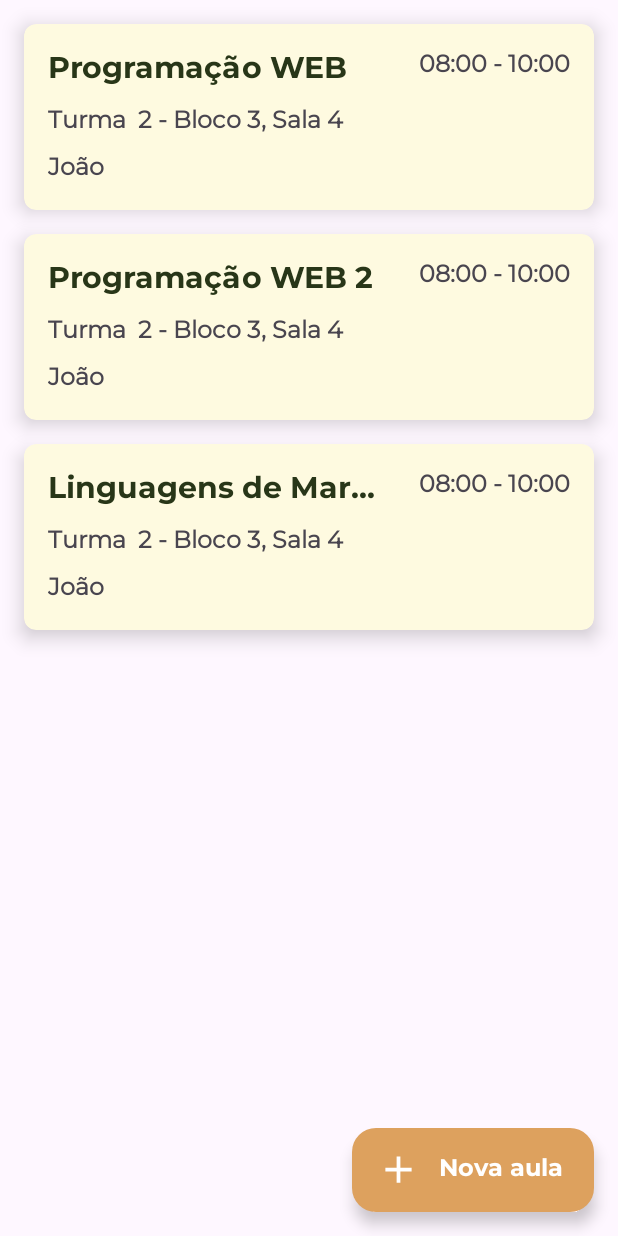
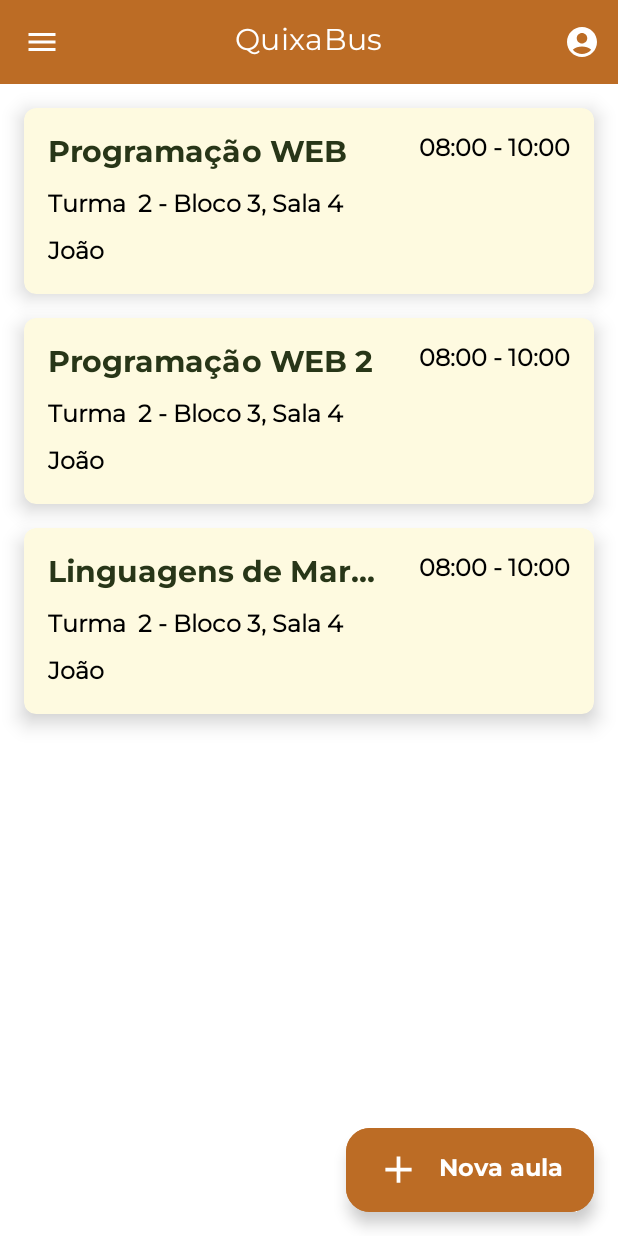
Before and after one commit to pedrorivald/quixabus, an Android app: the screen it shows after launch (AgendaActivity), on a phone screen of 412 x 824 dp. Run offline under Robolectric (Android 15) with nearby library versions, the phone set to English and light mode, and no system bars.

Commit message:
temas e toolbar

```diff
--- a/app/build.gradle.kts
+++ b/app/build.gradle.kts
@@ -41,6 +41,8 @@ android {
 
 dependencies {
 
+    val fragment_version = "1.6.1"
+
     implementation("androidx.core:core-ktx:1.9.0")
     implementation("androidx.appcompat:appcompat:1.6.1")
     implementation("com.google.android.material:material:1.8.0")
@@ -50,4 +52,5 @@ dependencies {
     testImplementation("junit:junit:4.13.2")
     androidTestImplementation("androidx.test.ext:junit:1.1.5")
     androidTestImplementation("androidx.test.espresso:espresso-core:3.5.1")
+    implementation("androidx.fragment:fragment-ktx:$fragment_version")
 }
--- /dev/null
+++ b/app/src/main/res/drawable/action_account.xml
@@ -0,0 +1,5 @@
+<vector android:height="24dp" android:tint="@color/white"
+    android:viewportHeight="24" android:viewportWidth="24"
+    android:width="24dp" xmlns:android="http://schemas.android.com/apk/res/android">
+    <path android:fillColor="@android:color/white" android:pathData="M12,2C6.48,2 2,6.48 2,12s4.48,10 10,10s10,-4.48 10,-10S17.52,2 12,2zM12,6c1.93,0 3.5,1.57 3.5,3.5S13.93,13 12,13s-3.5,-1.57 -3.5,-3.5S10.07,6 12,6zM12,20c-2.03,0 -4.43,-0.82 -6.14,-2.88C7.55,15.8 9.68,15 12,15s4.45,0.8 6.14,2.12C16.43,19.18 14.03,20 12,20z"/>
+</vector>
--- /dev/null
+++ b/app/src/main/res/drawable/action_menu.xml
@@ -0,0 +1,5 @@
+<vector android:height="24dp" android:tint="?attr/colorControlNormal"
+    android:viewportHeight="24" android:viewportWidth="24"
+    android:width="24dp" xmlns:android="http://schemas.android.com/apk/res/android">
+    <path android:fillColor="@android:color/white" android:pathData="M3,18h18v-2L3,16v2zM3,13h18v-2L3,11v2zM3,6v2h18L21,6L3,6z"/>
+</vector>
--- a/app/src/main/res/layout/activity_agenda.xml
+++ b/app/src/main/res/layout/activity_agenda.xml
@@ -1,11 +1,24 @@
 <?xml version="1.0" encoding="utf-8"?>
-<androidx.constraintlayout.widget.ConstraintLayout xmlns:android="http://schemas.android.com/apk/res/android"
+<ScrollView xmlns:android="http://schemas.android.com/apk/res/android"
     xmlns:app="http://schemas.android.com/apk/res-auto"
     xmlns:tools="http://schemas.android.com/tools"
     android:layout_width="match_parent"
     android:layout_height="match_parent"
+    android:orientation="vertical"
+    android:fillViewport="true"
+    style="@style/ScrollViewBackground">
+
+    <androidx.constraintlayout.widget.ConstraintLayout
+        android:layout_width="match_parent"
+        android:layout_height="wrap_content"
         tools:context=".ui.activity.AgendaActivity">
 
+        <include
+            layout="@layout/fragment_top_bar"
+            android:id="@+id/activity_agenda_fragment_top_bar"
+            app:layout_constraintTop_toTopOf="parent"
+            app:layout_constraintStart_toStartOf="parent"
+            app:layout_constraintEnd_toEndOf="parent"/>
 
         <androidx.recyclerview.widget.RecyclerView
             android:id="@+id/activity_agenda_rv"
@@ -14,7 +27,7 @@
             app:layout_constraintBottom_toBottomOf="parent"
             app:layout_constraintEnd_toEndOf="parent"
             app:layout_constraintStart_toStartOf="parent"
-        app:layout_constraintTop_toTopOf="parent"
+            app:layout_constraintTop_toBottomOf="@id/activity_agenda_fragment_top_bar"
             tools:listitem="@layout/activity_aula"
             app:layoutManager="androidx.recyclerview.widget.LinearLayoutManager"/>
 
@@ -23,19 +36,16 @@
             android:layout_width="wrap_content"
             android:layout_height="wrap_content"
             android:layout_margin="16dp"
+            style="@style/FloattingActionButtonColor"
             android:clickable="true"
             android:focusable="true"
             android:fontFamily="@font/montserrat_bold"
             android:text="Nova aula"
             android:textSize="16sp"
-        android:textColor="@color/white"
-        app:backgroundTint="@color/colorSecondaryVariant"
             app:icon="@drawable/action_add"
             app:iconSize="30dp"
-        app:iconTint="@color/white"
             app:layout_constraintBottom_toBottomOf="parent"
-        app:layout_constraintEnd_toEndOf="parent"
-        app:rippleColor="@color/colorSecondary" />
-
+            app:layout_constraintEnd_toEndOf="parent" />
 
     </androidx.constraintlayout.widget.ConstraintLayout>
+</ScrollView>
--- a/app/src/main/res/layout/activity_aula.xml
+++ b/app/src/main/res/layout/activity_aula.xml
@@ -2,13 +2,12 @@
 <com.google.android.material.card.MaterialCardView xmlns:android="http://schemas.android.com/apk/res/android"
     xmlns:app="http://schemas.android.com/apk/res-auto"
     xmlns:tools="http://schemas.android.com/tools"
-    style="@style/Widget.Material3.CardView.Elevated"
+    style="@style/CardBackgroundColor"
     android:layout_width="match_parent"
     android:layout_height="wrap_content"
     android:layout_marginLeft="16dp"
     android:layout_marginRight="16dp"
     android:layout_marginTop="16dp"
-    app:cardBackgroundColor="#FEFAE0"
     app:cardCornerRadius="8dp"
     app:cardElevation="8dp">
 
@@ -25,7 +24,7 @@
             android:ellipsize="end"
             android:fontFamily="@font/montserrat_bold"
             android:maxLines="1"
-            android:textColor="@color/colorPrimary"
+            style="@style/H1TextViewColor"
             android:textSize="20sp"
             android:textStyle="bold"
             app:layout_constraintStart_toStartOf="parent"
@@ -43,6 +42,7 @@
             android:maxLines="1"
             android:textSize="16sp"
             android:textStyle="bold"
+            style="@style/NormalTextViewColor"
             app:layout_constraintEnd_toEndOf="parent"
             app:layout_constraintTop_toTopOf="parent"
 
@@ -61,6 +61,7 @@
             android:maxLines="1"
             android:textSize="16sp"
             android:textStyle="bold"
+            style="@style/NormalTextViewColor"
             app:layout_constraintEnd_toEndOf="parent"
             app:layout_constraintStart_toStartOf="parent"
             app:layout_constraintTop_toBottomOf="@id/aula_nome"
@@ -79,6 +80,7 @@
             android:maxLines="1"
             android:textSize="16sp"
             android:textStyle="bold"
+            style="@style/NormalTextViewColor"
             app:layout_constraintEnd_toEndOf="parent"
             app:layout_constraintStart_toStartOf="parent"
             app:layout_constraintTop_toBottomOf="@id/aula_turma_local"
--- a/app/src/main/res/layout/activity_main.xml
+++ b/app/src/main/res/layout/activity_main.xml
@@ -5,6 +5,8 @@
     android:layout_width="match_parent"
     android:layout_height="match_parent"
     tools:context=".ui.activity.MainActivity">
+
+    <include layout="@layout/fragment_top_bar" android:id="@+id/activity_main_fragment_top_bar"/>
 
     <TextView
         android:layout_width="wrap_content"
--- /dev/null
+++ b/app/src/main/res/layout/fragment_top_bar.xml
@@ -0,0 +1,27 @@
+<?xml version="1.0" encoding="utf-8"?>
+<FrameLayout xmlns:android="http://schemas.android.com/apk/res/android"
+    xmlns:tools="http://schemas.android.com/tools"
+    xmlns:app="http://schemas.android.com/apk/res-auto"
+    android:layout_width="match_parent"
+    android:layout_height="wrap_content"
+    tools:context=".ui.fragment.TopBarFragment">
+
+    <com.google.android.material.appbar.AppBarLayout
+        android:layout_width="match_parent"
+        android:layout_height="wrap_content">
+
+        <com.google.android.material.appbar.MaterialToolbar
+            android:id="@+id/topAppBar"
+            style="@style/ToolbarColor"
+            android:layout_width="match_parent"
+            android:layout_height="wrap_content"
+            app:menu="@menu/top_app_bar"
+            app:navigationIcon="@drawable/action_menu"
+            app:navigationContentDescription="Menu"
+            app:title="QuixaBus"
+            app:titleCentered="true"
+            />
+
+    </com.google.android.material.appbar.AppBarLayout>
+
+</FrameLayout>
--- /dev/null
+++ b/app/src/main/res/menu/menus.xml
@@ -0,0 +1,10 @@
+<menu xmlns:android="http://schemas.android.com/apk/res/android">
+    <item android:id="@+id/menus_action_agenda"
+        android:title="Agenda" />
+
+    <item android:id="@+id/menus_action_itinerario"
+        android:title="Itinerário" />
+
+    <item android:id="@+id/menus_action_links"
+        android:title="Links úteis" />
+</menu>
--- /dev/null
+++ b/app/src/main/res/menu/top_app_bar.xml
@@ -0,0 +1,12 @@
+<menu xmlns:android="http://schemas.android.com/apk/res/android"
+    xmlns:app="http://schemas.android.com/apk/res-auto">
+
+    <item
+        android:id="@+id/top_app_bar_action_perfil"
+        android:icon="@drawable/action_account"
+        android:title="Perfil"
+        android:contentDescription="Perfil"
+        android:iconTint="@color/white"
+        app:showAsAction="ifRoom" />
+
+</menu>
--- a/app/src/main/res/values-night/themes.xml
+++ b/app/src/main/res/values-night/themes.xml
@@ -1,7 +1,58 @@
 <resources xmlns:tools="http://schemas.android.com/tools">
-    <!-- Base application theme. -->
+
     <style name="Base.Theme.Quixabus" parent="Theme.Material3.DayNight.NoActionBar">
-        <!-- Customize your dark theme here. -->
-        <!-- <item name="colorPrimary">@color/my_dark_primary</item> -->
+
+        <item name="android:statusBarColor">@color/colorPrimaryVariantDark</item>
+
+        <item name="colorPrimary">@color/colorPrimaryDark</item>
+        <item name="colorPrimaryVariant">@color/colorPrimaryVariantDark</item>
+        <item name="colorOnPrimary">@color/colorOnPrimaryDark</item>
+
+        <item name="colorSecondary">@color/colorSecondaryDark</item>
+        <item name="colorSecondaryVariant">@color/colorSecondaryVariantDark</item>
+        <item name="colorOnSecondary">@color/colorOnSecondaryDark</item>
+
+        <item name="android:fontFamily">@font/montserrat</item>
+    </style>
+
+    <style name="Theme.Quixabus" parent="Base.Theme.Quixabus" />
+
+    <style name="H1TextViewColor" parent="@android:style/TextAppearance">
+        <item name="android:textColor">@color/colorPrimaryDark</item>
+    </style>
+
+    <style name="NormalTextViewColor" parent="@android:style/TextAppearance">
+        <item name="android:textColor">@color/white</item>
+    </style>
+
+    <style name="TextFieldColor" parent="Widget.Material3.TextInputLayout.OutlinedBox">
+        <item name="boxStrokeColor">@color/colorPrimaryVariantDark</item>
+    </style>
+
+    <style name="FloattingActionButtonColor" parent="Widget.Material3.ExtendedFloatingActionButton.Primary">
+        <item name="android:textColor">@color/white</item>
+        <item name="android:backgroundTint">@color/colorSecondaryVariantDark</item>
+        <item name="rippleColor">@color/colorSecondaryDark</item>
+        <item name="iconTint">@color/white</item>
+    </style>
+
+    <style name="ButtonColor" parent="Widget.Material3.Button">
+        <item name="android:textColor">@color/white</item>
+        <item name="android:backgroundTint">@color/colorSecondaryVariantDark</item>
+        <item name="rippleColor">@color/colorSecondaryDark</item>
+    </style>
+
+    <style name="CardBackgroundColor" parent="Widget.Material3.CardView.Elevated">
+        <item name="cardBackgroundColor">@color/colorOnPrimaryDark</item>
+    </style>
+
+    <style name="ScrollViewBackground">
+        <item name="android:background">@color/backgroundDark</item>
+    </style>
+
+    <style name="ToolbarColor" parent="Widget.MaterialComponents.Toolbar.Primary">
+        <item name="android:backgroundTint">@color/colorPrimaryVariantDark</item>
+        <item name="titleTextColor">@color/white</item>
+        <item name="navigationIconTint">@color/white</item>
     </style>
 </resources>
--- a/app/src/main/res/values/colors.xml
+++ b/app/src/main/res/values/colors.xml
@@ -3,11 +3,24 @@
     <color name="black">#FF000000</color>
     <color name="white">#FFFFFFFF</color>
 
+    <color name="background">#FFFFFF</color>
+
     <color name="colorPrimary">#283618</color>
     <color name="colorOnPrimary">#FEFAE0</color>
     <color name="colorPrimaryVariant">#606C38</color>
 
-    <color name="colorSecondary">#BC6C25</color>
+    <color name="colorSecondary">#DDA15E</color>
     <color name="colorOnSecondary">#FEFAE0</color>
-    <color name="colorSecondaryVariant">#DDA15E</color>
+    <color name="colorSecondaryVariant">#BC6C25</color>
+
+    <color name="backgroundDark">#2C3639</color>
+
+    <color name="colorPrimaryDark">#DDA15E</color>
+    <color name="colorOnPrimaryDark">#3F4E4F</color>
+    <color name="colorPrimaryVariantDark">#3F4E4F</color>
+
+    <color name="colorSecondaryDark">#DDA15E</color>
+    <color name="colorOnSecondaryDark">#FEFAE0</color>
+    <color name="colorSecondaryVariantDark">#BC6C25</color>
+
 </resources>
--- a/app/src/main/res/values/strings.xml
+++ b/app/src/main/res/values/strings.xml
@@ -1,3 +1,5 @@
 <resources>
     <string name="app_name">Quixabus</string>
+    <!-- TODO: Remove or change this placeholder text -->
+    <string name="hello_blank_fragment">Hello blank fragment</string>
 </resources>
--- a/app/src/main/res/values/themes.xml
+++ b/app/src/main/res/values/themes.xml
@@ -1,18 +1,59 @@
 <resources xmlns:tools="http://schemas.android.com/tools">
-    <!-- Base application theme. -->
+
     <style name="Base.Theme.Quixabus" parent="Theme.Material3.DayNight.NoActionBar">
+
+        <item name="android:statusBarColor">@color/colorSecondaryVariant</item>
+
         <item name="colorPrimary">@color/colorPrimary</item>
         <item name="colorPrimaryVariant">@color/colorPrimaryVariant</item>
-        <item name="colorOnPrimary">@color/white</item>
+        <item name="colorOnPrimary">@color/colorOnPrimary</item>
 
         <item name="colorSecondary">@color/colorSecondary</item>
         <item name="colorSecondaryVariant">@color/colorSecondaryVariant</item>
         <item name="colorOnSecondary">@color/colorOnSecondary</item>
 
-        <item name="android:statusBarColor">?attr/colorPrimaryVariant</item>
-
         <item name="android:fontFamily">@font/montserrat</item>
     </style>
 
     <style name="Theme.Quixabus" parent="Base.Theme.Quixabus" />
+
+    <style name="H1TextViewColor" parent="@android:style/TextAppearance">
+        <item name="android:textColor">@color/colorPrimary</item>
+    </style>
+
+    <style name="NormalTextViewColor" parent="@android:style/TextAppearance">
+        <item name="android:textColor">@color/black</item>
+    </style>
+
+    <style name="TextFieldColor" parent="Widget.Material3.TextInputLayout.OutlinedBox">
+        <item name="boxStrokeColor">@color/colorPrimaryVariant</item>
+    </style>
+
+    <style name="FloattingActionButtonColor" parent="Widget.Material3.ExtendedFloatingActionButton.Primary">
+        <item name="android:textColor">@color/white</item>
+        <item name="android:backgroundTint">@color/colorSecondaryVariant</item>
+        <item name="rippleColor">@color/colorSecondary</item>
+        <item name="iconTint">@color/white</item>
+    </style>
+
+    <style name="ButtonColor" parent="Widget.Material3.Button">
+        <item name="android:textColor">@color/white</item>
+        <item name="android:backgroundTint">@color/colorSecondaryVariant</item>
+        <item name="rippleColor">@color/colorSecondary</item>
+    </style>
+
+    <style name="CardBackgroundColor" parent="Widget.Material3.CardView.Elevated">
+        <item name="cardBackgroundColor">@color/colorOnPrimary</item>
+    </style>
+
+    <style name="ScrollViewBackground">
+        <item name="android:background">@color/background</item>
+    </style>
+
+    <style name="ToolbarColor" parent="Widget.MaterialComponents.Toolbar.Primary">
+        <item name="android:backgroundTint">@color/colorSecondaryVariant</item>
+        <item name="titleTextColor">@color/white</item>
+        <item name="navigationIconTint">@color/white</item>
+    </style>
+
 </resources>
```
Also changed, not shown: app/src/main/java/com/dev/quixabus/ui/activity/AgendaActivity.kt (+33 -0 lines), app/src/main/java/com/dev/quixabus/ui/fragment/TopBarFragment.kt (added, +77 -0 lines), app/src/main/res/layout/activity_cadastrar_aula.xml (+27 -26 lines). Lines whose indentation alone changed are shown as unchanged.
